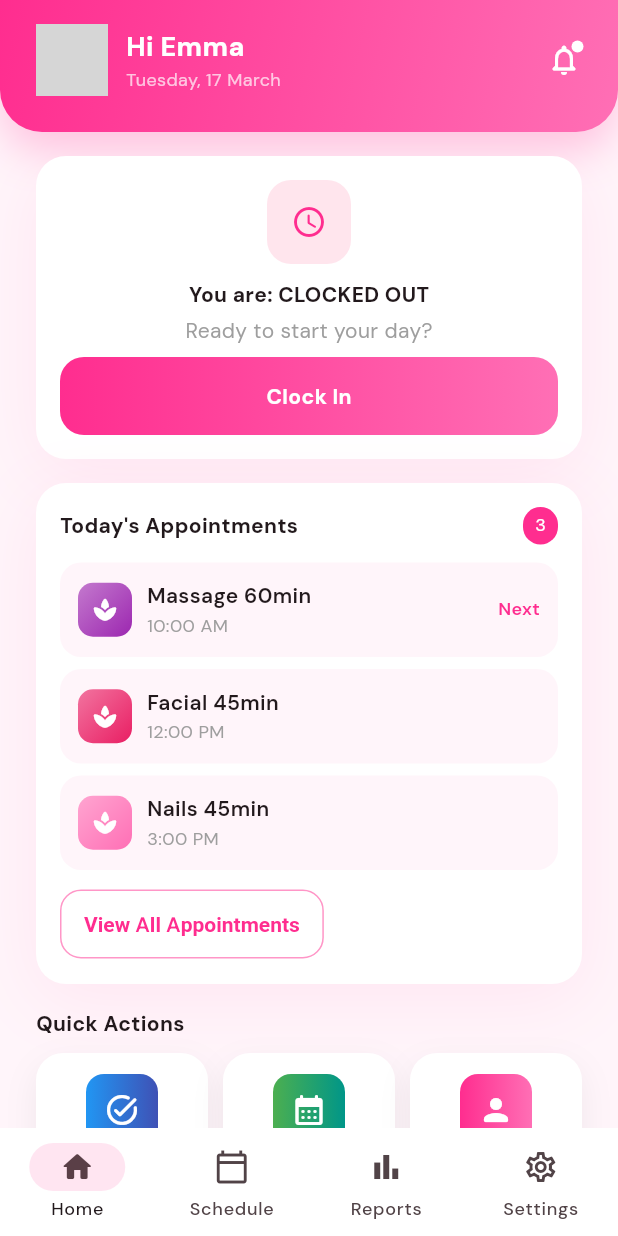
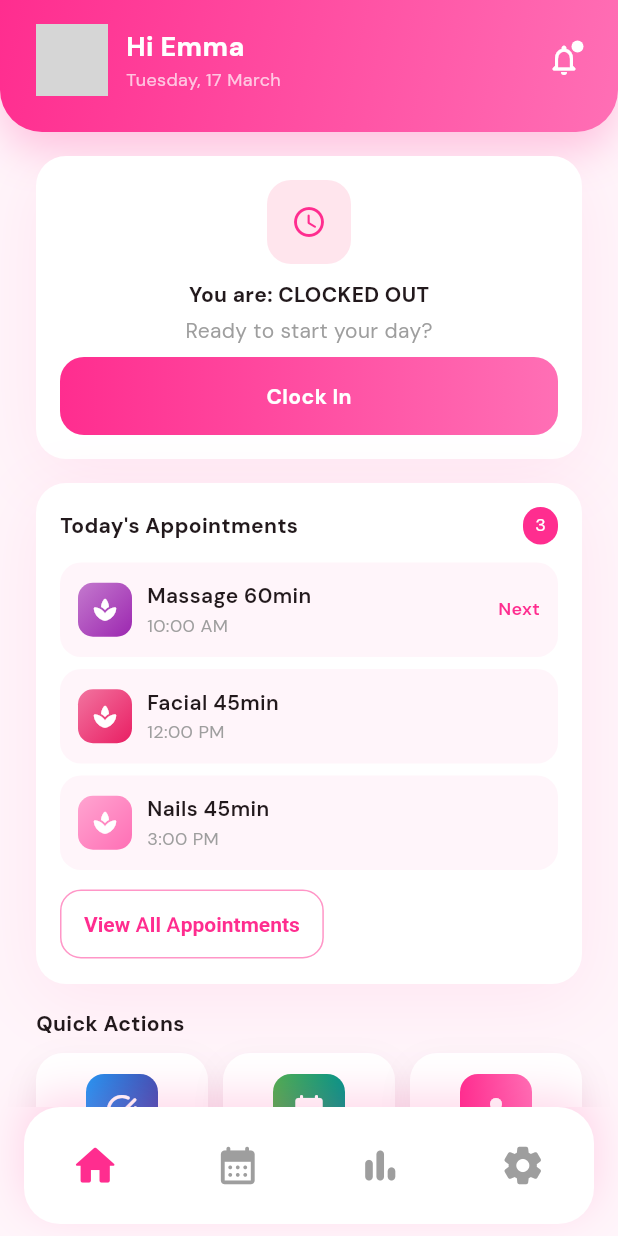
Before and after one commit to softdevglobal/bmspro-pink, a Flutter app: the HomeScreen screen opened by its route, on a phone screen of 412 x 824 dp. Run offline on Flutter 3.47's test engine with Material 3 defaults, Android fonts, the phone set to English and light mode, and no system bars; our stand-ins replace google_fonts; network calls fail; grey boxes are pictures that could not be loaded.

Commit message:
bottom-navbar

```diff
--- a/lib/screens/home_screen.dart
+++ b/lib/screens/home_screen.dart
@@ -17,7 +17,6 @@ class _HomeScreenState extends State<HomeScreen> {
     final pages = <Widget>[
       const _HomeDashboard(),
       const _PlaceholderPage(title: 'Schedule'),
-      const _PlaceholderPage(title: 'Clients'),
       const _PlaceholderPage(title: 'Reports'),
       const _PlaceholderPage(title: 'Settings'),
     ];
--- a/lib/widgets/pink_bottom_nav.dart
+++ b/lib/widgets/pink_bottom_nav.dart
@@ -12,35 +12,73 @@ class PinkBottomNav extends StatelessWidget {
   @override
   Widget build(BuildContext context) {
     final Color primary = Theme.of(context).colorScheme.primary;
-    return NavigationBar(
-      selectedIndex: currentIndex,
-      onDestinationSelected: onChanged,
-      height: 72,
-      surfaceTintColor: Colors.white,
-      backgroundColor: Colors.white,
-      indicatorColor: primary.withOpacity(0.12),
-      destinations: const [
-        NavigationDestination(
-          icon: Icon(Icons.home_outlined),
-          selectedIcon: Icon(Icons.home_rounded),
-          label: 'Home',
+
+    const List<IconData> icons = <IconData>[
+      Icons.home_rounded,
+      Icons.calendar_month_rounded,
+      Icons.bar_chart_rounded,
+      Icons.settings_rounded,
+    ];
+
+    return SafeArea(
+      top: false,
+      child: Padding(
+        padding: const EdgeInsets.fromLTRB(16, 0, 16, 8),
+        child: Container(
+          height: 78,
+          decoration: BoxDecoration(
+            color: Colors.white,
+            borderRadius: BorderRadius.circular(24),
+            boxShadow: [
+              BoxShadow(
+                color: primary.withOpacity(0.18),
+                blurRadius: 24,
+                offset: const Offset(0, -8),
+              ),
+            ],
+          ),
+          child: LayoutBuilder(builder: (context, constraints) {
+            final double barWidth = constraints.maxWidth;
+            final double slotWidth = barWidth / icons.length;
+
+            return Stack(
+              children: [
+                // Icons row
+                Row(
+                  mainAxisAlignment: MainAxisAlignment.spaceAround,
+                  children: List.generate(icons.length, (i) {
+                    final bool selected = i == currentIndex;
+                    return SizedBox(
+                      width: slotWidth,
+                      height: 78,
+                      child: Material(
+                        color: Colors.transparent,
+                        child: InkWell(
+                          borderRadius: BorderRadius.circular(24),
+                          onTap: () => onChanged(i),
+                          child: Center(
+                            child: AnimatedScale(
+                              duration: const Duration(milliseconds: 160),
+                              scale: selected ? 1.12 : 1.0,
+                              child: Icon(
+                                icons[i],
+                                size: 30,
+                                color: selected
+                                    ? primary
+                                    : const Color(0xFF9E9E9E),
+                              ),
+                            ),
+                          ),
+                        ),
+                      ),
+                    );
+                  }),
+                ),
+              ],
+            );
+          }),
         ),
-        NavigationDestination(
-          icon: Icon(Icons.calendar_today_outlined),
-          selectedIcon: Icon(Icons.calendar_month_rounded),
-          label: 'Schedule',
-        ),
-        NavigationDestination(
-          icon: Icon(Icons.bar_chart_outlined),
-          selectedIcon: Icon(Icons.bar_chart_rounded),
-          label: 'Reports',
-        ),
-        NavigationDestination(
-          icon: Icon(Icons.settings_outlined),
-          selectedIcon: Icon(Icons.settings_rounded),
-          label: 'Settings',
-        ),
-      ],
+      ),
     );
   }
 }
```
